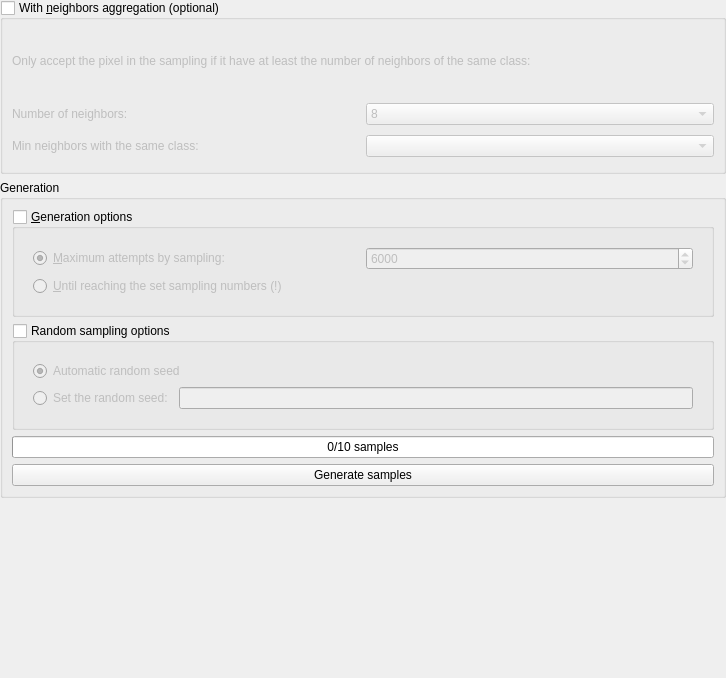
First picture: the form in ui/generate_samples_widget.ui, repository SMByC/AcATaMa, before the edit.
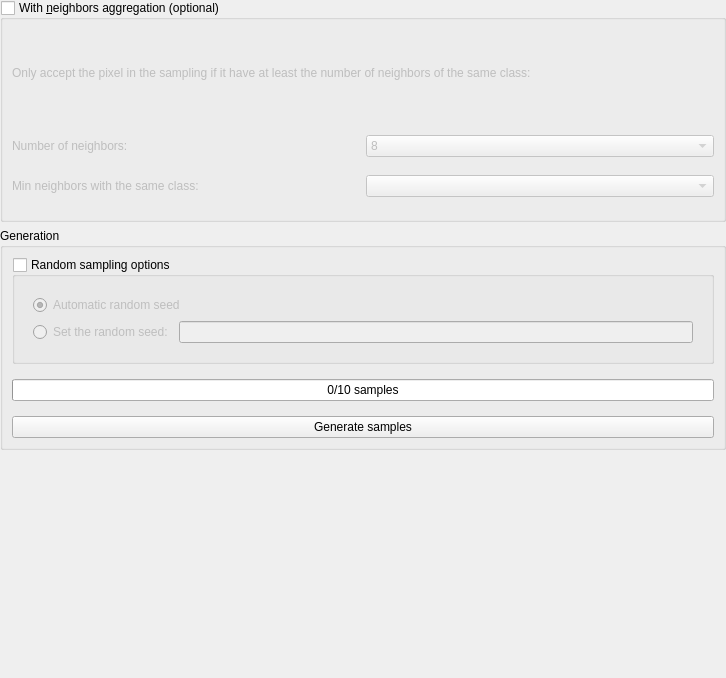
Second picture: the form after the edit.

Commit message: Clear/delete the generation options for set max attempts by sampling, now the plugin sampling until reach the numbers set

```diff
--- a/ui/generate_samples_widget.ui
+++ b/ui/generate_samples_widget.ui
@@ -132,67 +132,6 @@
       <string>Generation</string>
      </property>
      <layout class="QVBoxLayout" name="verticalLayout_7">
-      <item>
-       <widget class="QGroupBox" name="QGBox_generation_options">
-        <property name="title">
-         <string>&amp;Generation options</string>
-        </property>
-        <property name="checkable">
-         <bool>true</bool>
-        </property>
-        <property name="checked">
-         <bool>false</bool>
-        </property>
-        <layout class="QVBoxLayout" name="verticalLayout_4">
-         <item>
-          <widget class="QWidget" name="widget_generation_options" native="true">
-           <layout class="QGridLayout" name="gridLayout_2">
-            <item row="0" column="0">
-             <widget class="QRadioButton" name="button_attempts_by_sampling">
-              <property name="text">
-               <string>&amp;Maximum attempts by sampling:</string>
-              </property>
-              <property name="checked">
-               <bool>true</bool>
-              </property>
-             </widget>
-            </item>
-            <item row="1" column="0" colspan="2">
-             <widget class="QRadioButton" name="button_until_sampling_number">
-              <property name="toolTip">
-               <string>Use this option with precaution, some conditions make
-impossible complete the sampling set configured.</string>
-              </property>
-              <property name="text">
-               <string>&amp;Until reaching the set sampling numbers (!)</string>
-              </property>
-              <property name="autoExclusive">
-               <bool>true</bool>
-              </property>
-             </widget>
-            </item>
-            <item row="0" column="1">
-             <widget class="QSpinBox" name="attempts_by_sampling">
-              <property name="minimum">
-               <number>1</number>
-              </property>
-              <property name="maximum">
-               <number>100000</number>
-              </property>
-              <property name="singleStep">
-               <number>50</number>
-              </property>
-              <property name="value">
-               <number>6000</number>
-              </property>
-             </widget>
-            </item>
-           </layout>
-          </widget>
-         </item>
-        </layout>
-       </widget>
-      </item>
       <item>
        <widget class="QGroupBox" name="QGBox_random_sampling_options">
         <property name="title">
```
Left out of the diff: 16 changed lines with no effect on the pictures. The commit also changes 3 other files.
